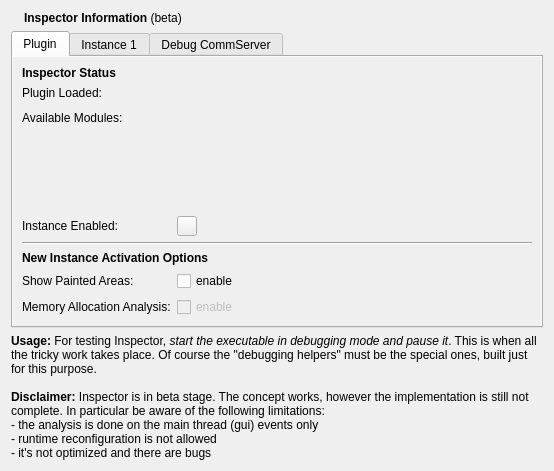
Above: src/plugins/inspector/module-info/infoview.ui from enricoros/k-qt-creator-inspector before the change. Below: the same form after it.
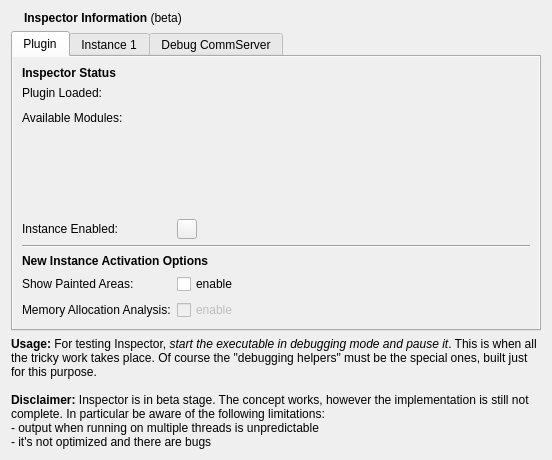
That is the form after the change. Icons and pictures are not drawn.

Commit message: Inspector: Minor bits + make room for more modules

```diff
--- a/src/plugins/inspector/module-info/infoview.ui
+++ b/src/plugins/inspector/module-info/infoview.ui
@@ -7,8 +7,8 @@
    <rect>
     <x>0</x>
     <y>0</y>
-    <width>554</width>
-    <height>471</height>
+    <width>552</width>
+    <height>460</height>
    </rect>
   </property>
   <property name="windowTitle">
@@ -468,7 +468,7 @@
       </sizepolicy>
      </property>
      <property name="text">
-      <string>&lt;b&gt;Usage:&lt;/b&gt; For testing Inspector, &lt;em&gt;start the executable in debugging mode and pause it&lt;/em&gt;. This is when all the tricky work takes place. Of course the &quot;debugging helpers&quot; must be the special ones, built just for this purpose.&lt;br/&gt;&lt;br/&gt;&lt;b&gt;Disclaimer:&lt;/b&gt; Inspector is in beta stage. The concept works, however the implementation is still not complete. In particular be aware of the following limitations:&lt;br/&gt; - the analysis is done on the main thread (gui) events only&lt;br/&gt; - runtime reconfiguration is not allowed&lt;br/&gt; - it's not optimized and there are bugs</string>
+      <string>&lt;b&gt;Usage:&lt;/b&gt; For testing Inspector, &lt;em&gt;start the executable in debugging mode and pause it&lt;/em&gt;. This is when all the tricky work takes place. Of course the &quot;debugging helpers&quot; must be the special ones, built just for this purpose.&lt;br/&gt;&lt;br/&gt;&lt;b&gt;Disclaimer:&lt;/b&gt; Inspector is in beta stage. The concept works, however the implementation is still not complete. In particular be aware of the following limitations:&lt;br/&gt; - output when running on multiple threads is unpredictable&lt;br/&gt; - it's not optimized and there are bugs</string>
      </property>
      <property name="textFormat">
       <enum>Qt::RichText</enum>
```
The commit also changes 4 other files.
